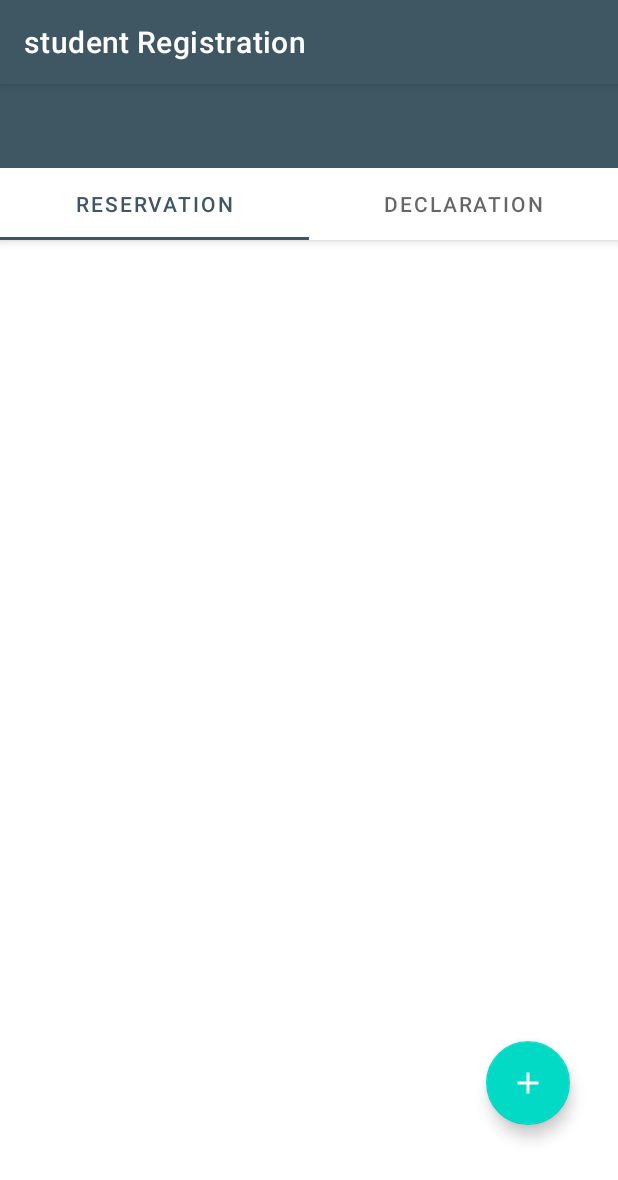
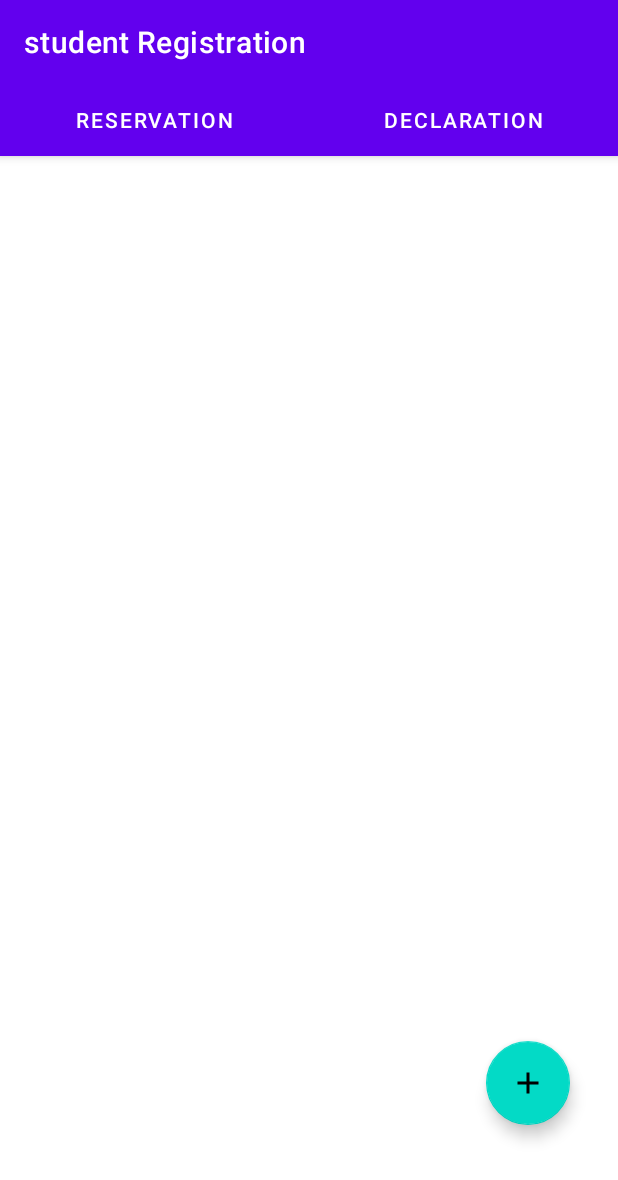
Before and after one commit to TheMottoRw/studentaccomodationmis_app, an Android app: the MainActivity screen opened directly, with no data from a screen before it, on a phone screen of 412 x 824 dp. Shown: the top 1180 px of the screen. Run offline under Robolectric (Android 15) with nearby library versions, the phone set to English and light mode, and no system bars.

Commit message:
Refactor class name and tabs

```diff
--- a/app/src/main/java/com/example/studentregistration/create_account.java
+++ b/app/src/main/java/com/example/studentregistration/CreateAccount.java
@@ -11,7 +11,7 @@ import android.widget.RadioButton;
 import android.widget.RadioGroup;
 import android.widget.Spinner;
 
-public class create_account extends AppCompatActivity {
+public class CreateAccount extends AppCompatActivity {
 
     private EditText name,id,national,phone_student,password;
     private RadioButton male, female;
--- a/app/src/main/java/com/example/studentregistration/declaration_form.java
+++ b/app/src/main/java/com/example/studentregistration/DeclarationForm.java
@@ -6,7 +6,7 @@ import android.os.Bundle;
 import android.widget.Button;
 import android.widget.EditText;
 
-public class declaration_form extends AppCompatActivity {
+public class DeclarationForm extends AppCompatActivity {
     private EditText reg,studentname,studentid,acayear,landLord_names,landid,phoneLandlord,houseNo,district,cell,village,sector;
     private Button declare;
 
--- a/app/src/main/java/com/example/studentregistration/Reservation_view.java
+++ b/app/src/main/java/com/example/studentregistration/DeclarationTan.java
@@ -10,50 +10,46 @@ import androidx.recyclerview.widget.RecyclerView;
 import android.view.LayoutInflater;
 import android.view.View;
 import android.view.ViewGroup;
-import android.widget.Button;
 
 import com.google.android.material.floatingactionbutton.FloatingActionButton;
 
+public class DeclarationTan extends Fragment {
 
-public class Reservation_view extends Fragment {
+    private FloatingActionButton fabdeclare;
+    private RecyclerView declareRecycle;
+    private RecyclerView.LayoutManager layoutManager;
 
-    private FloatingActionButton fabserve;
-    private RecyclerView reserveRecycle;
-    private RecyclerView.LayoutManager layoutManager;
+    public DeclarationTan() {
+        // Required empty public constructor
+    }
+
 
     @Override
     public View onCreateView(LayoutInflater inflater, ViewGroup container,
                              Bundle savedInstanceState) {
         // Inflate the layout for this fragment
-        final View view =  inflater.inflate(R.layout.reservation_tab, container, false);
+        final View view  =  inflater.inflate(R.layout.declaration_tab, container, false);
 
-
-        fabserve = view.findViewById(R.id.fab_reserv);
+        fabdeclare = view.findViewById(R.id.fab_decla);
 
         // for recycle view
-        reserveRecycle = view.findViewById(R.id.reservation_recycle);
+        declareRecycle = view.findViewById(R.id.declarecycle);
         layoutManager = new LinearLayoutManager(view.getContext());
-        reserveRecycle.setLayoutManager(layoutManager);
+        declareRecycle.setLayoutManager(layoutManager);
         fetch_Data();
 
-
-        fabserve.setOnClickListener(new View.OnClickListener() {
+        fabdeclare.setOnClickListener(new View.OnClickListener() {
             @Override
             public void onClick(View v) {
-                Intent addReservation  = new Intent (view.getContext(),Reserve_Accomodation.class);
-                startActivity(addReservation);
+                Intent adddeclaration  = new Intent (view.getContext(), DeclarationForm.class);
+                startActivity(adddeclaration);
             }
         });
 
-        fetch_Data();
+
         return view;
     }
 
-    @Override
-    public void onResume() {
-        super.onResume();
-        fetch_Data();
-    }
     private void fetch_Data() {
     }
 }
--- a/app/src/main/java/com/example/studentregistration/Login.java
+++ b/app/src/main/java/com/example/studentregistration/Login.java
@@ -29,7 +29,7 @@ public class Login extends AppCompatActivity {
         create.setOnClickListener(new View.OnClickListener() {
             @Override
             public void onClick(View v) {
-                startActivity(new Intent(getApplicationContext(),create_account.class));
+                startActivity(new Intent(getApplicationContext(), CreateAccount.class));
             }
         });
         kanda.setOnClickListener(new View.OnClickListener() {
--- a/app/src/main/java/com/example/studentregistration/MainActivity.java
+++ b/app/src/main/java/com/example/studentregistration/MainActivity.java
@@ -25,8 +25,8 @@ public class MainActivity extends AppCompatActivity {
         super.onCreate(savedInstanceState);
         setContentView(R.layout.activity_main);
 
-//        toolbar = (Toolbar) findViewById(R.id.toolbar);
-//        setSupportActionBar(toolbar);
+        toolbar = (Toolbar) findViewById(R.id.toolbar);
+        setSupportActionBar(toolbar);
 
 
         getSupportActionBar().setDisplayHomeAsUpEnabled(false);
@@ -40,8 +40,8 @@ public class MainActivity extends AppCompatActivity {
 
     private void setupViewPager(ViewPager viewPager) {
         ViewPagerAdapter adapter = new ViewPagerAdapter(getSupportFragmentManager());
-        adapter.addFragment(new Reservation_view(), "Reservation");
-        adapter.addFragment(new declaration_tab(), "Declaration"); // tabs
+        adapter.addFragment(new ReservationView(), "Reservation");
+        adapter.addFragment(new DeclarationTan(), "Declaration"); // tabs
 
         viewPager.setAdapter(adapter);
     }
--- a/app/src/main/java/com/example/studentregistration/declaration_tab.java
+++ b/app/src/main/java/com/example/studentregistration/ReservationView.java
@@ -13,43 +13,46 @@ import android.view.ViewGroup;
 
 import com.google.android.material.floatingactionbutton.FloatingActionButton;
 
-public class declaration_tab extends Fragment {
 
-    private FloatingActionButton fabdeclare;
-    private RecyclerView declareRecycle;
+public class ReservationView extends Fragment {
+
+    private FloatingActionButton fabserve;
+    private RecyclerView reserveRecycle;
     private RecyclerView.LayoutManager layoutManager;
-
-    public declaration_tab() {
-        // Required empty public constructor
-    }
-
 
     @Override
     public View onCreateView(LayoutInflater inflater, ViewGroup container,
                              Bundle savedInstanceState) {
         // Inflate the layout for this fragment
-        final View view  =  inflater.inflate(R.layout.declaration_tab, container, false);
+        final View view =  inflater.inflate(R.layout.reservation_tab, container, false);
 
-        fabdeclare = view.findViewById(R.id.fab_decla);
+
+        fabserve = view.findViewById(R.id.fab_reserv);
 
         // for recycle view
-        declareRecycle = view.findViewById(R.id.declarecycle);
+        reserveRecycle = view.findViewById(R.id.reservation_recycle);
         layoutManager = new LinearLayoutManager(view.getContext());
-        declareRecycle.setLayoutManager(layoutManager);
+        reserveRecycle.setLayoutManager(layoutManager);
         fetch_Data();
 
-        fabdeclare.setOnClickListener(new View.OnClickListener() {
+
+        fabserve.setOnClickListener(new View.OnClickListener() {
             @Override
             public void onClick(View v) {
-                Intent adddeclaration  = new Intent (view.getContext(),declaration_form.class);
-                startActivity(adddeclaration);
+                Intent addReservation  = new Intent (view.getContext(), ReserveAccomodation.class);
+                startActivity(addReservation);
             }
         });
 
-
+        fetch_Data();
         return view;
     }
 
+    @Override
+    public void onResume() {
+        super.onResume();
+        fetch_Data();
+    }
     private void fetch_Data() {
     }
 }
--- a/app/src/main/java/com/example/studentregistration/Reserve_Accomodation.java
+++ b/app/src/main/java/com/example/studentregistration/ReserveAccomodation.java
@@ -7,7 +7,7 @@ import android.widget.Button;
 import android.widget.EditText;
 import android.widget.Spinner;
 
-public class Reserve_Accomodation extends AppCompatActivity {
+public class ReserveAccomodation extends AppCompatActivity {
 
     private EditText registerNumber,studentname,level,academic;
     private Spinner room;
--- a/app/src/main/res/layout/activity_declaration_form.xml
+++ b/app/src/main/res/layout/activity_declaration_form.xml
@@ -4,7 +4,7 @@
     xmlns:tools="http://schemas.android.com/tools"
     android:layout_width="match_parent"
     android:layout_height="match_parent"
-    tools:context=".declaration_form"
+    tools:context=".DeclarationForm"
     android:orientation="vertical"
     android:layout_margin="20dp">
 
--- a/app/src/main/res/layout/activity_main.xml
+++ b/app/src/main/res/layout/activity_main.xml
@@ -22,6 +22,8 @@
             android:layout_width="match_parent"
             android:layout_height="wrap_content"
             app:tabMode="fixed"
+            android:background="?attr/colorPrimary"
+            app:tabTextColor="@color/white"
 
             app:tabGravity="fill"/>
     </com.google.android.material.appbar.AppBarLayout>
--- a/app/src/main/res/layout/create_account.xml
+++ b/app/src/main/res/layout/create_account.xml
@@ -4,7 +4,7 @@
     xmlns:tools="http://schemas.android.com/tools"
     android:layout_width="match_parent"
     android:layout_height="match_parent"
-    tools:context=".create_account"
+    tools:context=".CreateAccount"
     android:orientation="vertical"
 
     android:layout_margin="20dp">
--- a/app/src/main/res/layout/declaration_tab.xml
+++ b/app/src/main/res/layout/declaration_tab.xml
@@ -8,7 +8,7 @@
     android:paddingLeft="2dp"
     android:paddingRight="2dp"
     android:paddingBottom="60dp"
-    tools:context=".declaration_tab">
+    tools:context=".DeclarationTan">
 
 
     <androidx.recyclerview.widget.RecyclerView
--- a/app/src/main/res/layout/reservation_tab.xml
+++ b/app/src/main/res/layout/reservation_tab.xml
@@ -8,7 +8,7 @@ android:orientation="vertical"
 android:paddingLeft="2dp"
 android:paddingRight="2dp"
 android:paddingBottom="60dp"
-tools:context=".Reservation_view">
+tools:context=".ReservationView">
 
 
 
--- a/app/src/main/res/values/themes.xml
+++ b/app/src/main/res/values/themes.xml
@@ -13,4 +13,5 @@
         <item name="android:statusBarColor" tools:targetApi="l">?attr/windowActionBar</item>
         <!-- Customize your theme here. -->
     </style>
+    <style name="main" parent="Theme.MaterialComponents.DayNight.NoActionBar"/>
 </resources>
```
Also changed, not shown: app/src/main/AndroidManifest.xml (+5 -4 lines).
